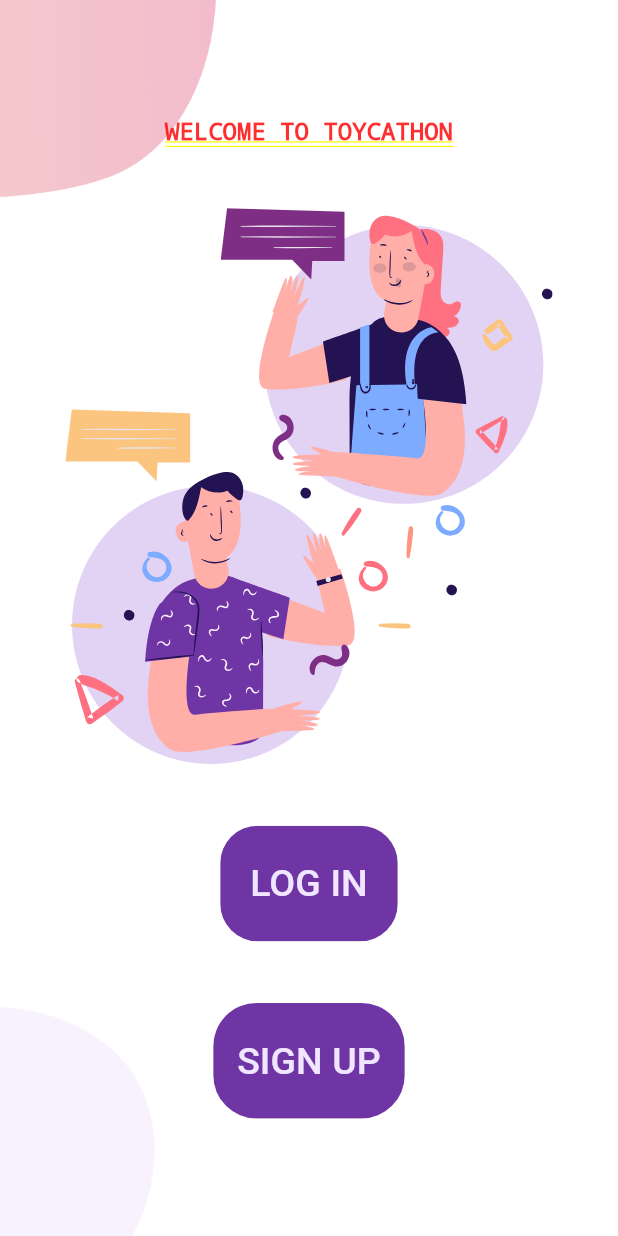
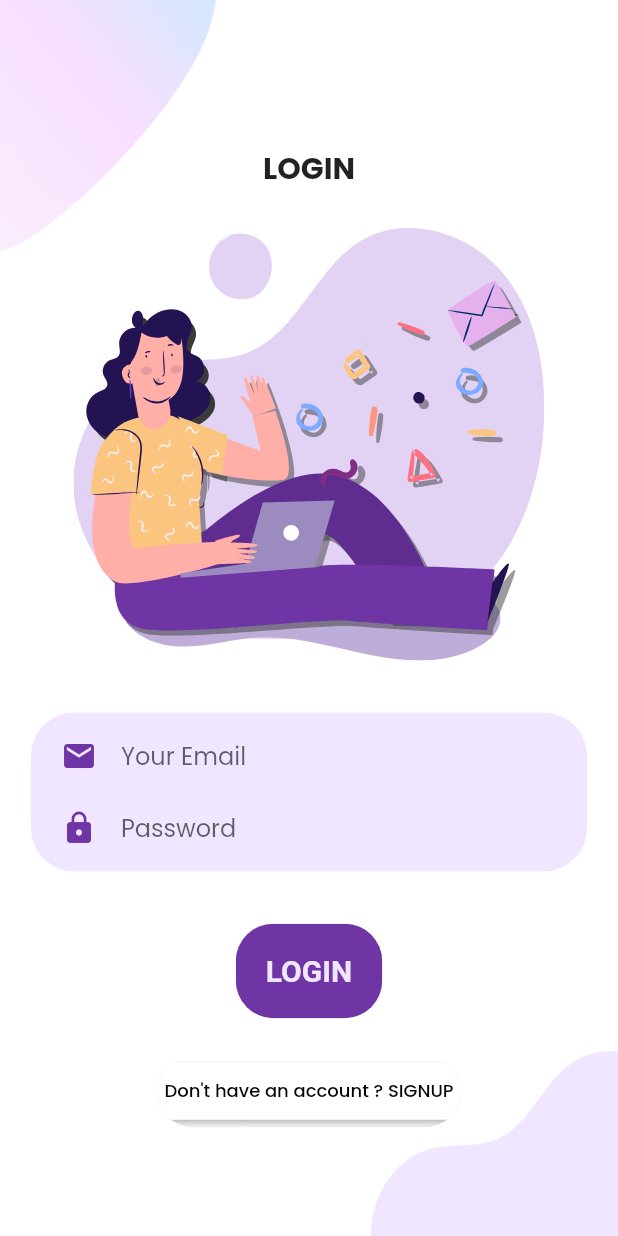
Before and after one commit to siddheshsonawane07/user_authentification_using_Firebase, a Flutter app: the screen it shows after launch, on a phone screen of 412 x 824 dp. Run offline on Flutter 3.47's test engine with Material 2 defaults, Android fonts, the light colour scheme and no system bars; our stand-ins replace cloud_firestore, firebase_auth, firebase_core, flutter_svg, fluttertoast, google_fonts; accounts and stored records are empty.

Commit message:
Deleted WelcomeScreen

```diff
--- a/lib/main.dart
+++ b/lib/main.dart
@@ -3,7 +3,7 @@ import 'package:flutter/material.dart';
 import 'package:google_fonts/google_fonts.dart';
 import 'package:flutter/services.dart';
 import 'package:toycathon/constants.dart';
-import 'package:toycathon/pages/welcome/components/body.dart';
+import 'package:toycathon/pages/login/components/body.dart';
 
 void main1() {
   SystemChrome.setSystemUIOverlayStyle(
@@ -28,6 +28,6 @@ class MyApp extends StatelessWidget {
           scaffoldBackgroundColor: Colors.white,
         ),
         debugShowCheckedModeBanner: false,
-        home: Body(),
+        home: Login(),
       );
 }
--- a/lib/pages/login/components/body.dart
+++ b/lib/pages/login/components/body.dart
@@ -177,6 +177,20 @@ class _LoginState extends State<Login> {
     );
   }
 
+  @override
+  void initState() {
+    CheckUserLog();
+  }
+
+  void CheckUserLog() async {
+    final FirebaseAuth auth = FirebaseAuth.instance;
+    final user = await auth.currentUser;
+    if (user != null) {
+      Navigator.pushReplacement(
+          context, MaterialPageRoute(builder: (context) => const Dashboard()));
+    }
+  }
+
   void signIn(String email, String password) async {
     if (_formKey.currentState!.validate()) {
       try {
@@ -216,5 +230,4 @@ class _LoginState extends State<Login> {
       }
     }
   }
-
 }
--- a/lib/pages/main/dashboard.dart
+++ b/lib/pages/main/dashboard.dart
@@ -2,7 +2,7 @@ import 'package:cloud_firestore/cloud_firestore.dart';
 import 'package:firebase_auth/firebase_auth.dart';
 import 'package:flutter/material.dart';
 import 'package:toycathon/components/user_mode.dart';
-import 'package:toycathon/pages/welcome/welcome_screen.dart';
+import 'package:toycathon/pages/login/components/body.dart';
 
 class Dashboard extends StatefulWidget {
   const Dashboard({Key? key}) : super(key: key);
@@ -78,6 +78,6 @@ class _DashboardState extends State<Dashboard> {
 Future<void> logout(BuildContext context) async {
     await FirebaseAuth.instance.signOut();
     Navigator.of(context).pushReplacement(
-        MaterialPageRoute(builder: (context) => const WelcomeScreen()));
+        MaterialPageRoute(builder: (context) => const Login()));
 }
 }
--- a/lib/pages/signup/components/body.dart
+++ b/lib/pages/signup/components/body.dart
@@ -6,9 +6,9 @@ import 'package:flutter/material.dart';
 import 'package:flutter_svg/flutter_svg.dart';
 import 'package:toycathon/components/user_mode.dart';
 import 'package:toycathon/constants.dart';
+import 'package:toycathon/pages/login/components/body.dart';
 import 'package:toycathon/pages/login/login_screen.dart';
 import 'package:toycathon/pages/signup/components/background.dart';
-import 'package:toycathon/pages/welcome/welcome_screen.dart';
 import 'package:firebase_auth/firebase_auth.dart';
 import 'package:fluttertoast/fluttertoast.dart';
 
@@ -329,7 +329,7 @@ class _SignUpState extends State<SignUp> {
 
     Navigator.pushAndRemoveUntil(
         (context),
-        MaterialPageRoute(builder: (context) => const WelcomeScreen()),
+        MaterialPageRoute(builder: (context) => Login()),
         (route) => false);
   }
 }
--- a/lib/pages/welcome/components/background.dart
+++ /dev/null
@@ -1,41 +0,0 @@
-import 'package:flutter/material.dart';
-
-class Background extends StatelessWidget {
-  final Widget child;
-  const Background({
-    Key? key,
-    required this.child,
-  }) : super(key: key);
-
-  @override
-  Widget build(BuildContext context) {
-    Size size = MediaQuery.of(context).size;
-    return SizedBox(
-      height: size.height,
-      width: double.infinity,
-      // Here i can use size.width but use double.infinity because both work as a same
-      child: Stack(
-        alignment: Alignment.center,
-        children: <Widget>[
-          Positioned(
-            top: 0,
-            left: 0,
-            child: Image.asset(
-              "assets/images/signup_top.png",
-              width: size.width * 0.35,
-            ),
-          ),
-          Positioned(
-            bottom: 0,
-            left: 0,
-            child: Image.asset(
-              "assets/images/main_bottom.png",
-              width: size.width * 0.25,
-            ),
-          ),
-          child,
-        ],
-      ),
-    );
-  }
-}
--- a/lib/pages/welcome/components/body.dart
+++ /dev/null
@@ -1,80 +0,0 @@
-import 'package:flutter/material.dart';
-import 'package:toycathon/pages/Signup/signup_screen.dart';
-import 'package:toycathon/pages/Welcome/components/background.dart';
-import 'package:toycathon/constants.dart';
-import 'package:flutter_svg/svg.dart';
-import 'package:toycathon/pages/login/login_screen.dart';
-
-class Body extends StatelessWidget {
-  const Body({Key? key}) : super(key: key);
-
-  @override
-  Widget build(BuildContext context) {
-    Size size = MediaQuery.of(context).size;
-    // This size provide us total height and width of our screen
-    return Background(
-      child: SingleChildScrollView(
-        child: Column(
-          mainAxisAlignment: MainAxisAlignment.center,
-          children: <Widget>[
-            const Text(
-              "WELCOME TO TOYCATHON",
-              style: TextStyle(fontWeight: FontWeight.bold, fontSize: 16),
-            ),
-            SizedBox(height: size.height * 0.05),
-            SvgPicture.asset(
-              "assets/icons/chat.svg",
-              height: size.height * 0.45,
-            ),
-            SizedBox(height: size.height * 0.05),
-            ClipRRect(
-              borderRadius: BorderRadius.circular(25),
-              child: ElevatedButton(
-                child: const Text(
-                  "LOG IN",
-                  style: TextStyle(color: kPrimaryLightColor),
-                ),
-                onPressed: () {
-                  Navigator.push(context,
-                      MaterialPageRoute(builder: (context) => const LoginScreen()));
-                },
-                style: ElevatedButton.styleFrom(
-                    primary: kPrimaryColor,
-                    padding: const EdgeInsets.symmetric(
-                        horizontal: 20, vertical: 20),
-                    textStyle: const TextStyle(
-                        color: kPrimaryLightColor,
-                        fontSize: 25,
-                        fontWeight: FontWeight.w500
-                    ),
-                ),
-              ),
-            ),
-            SizedBox(height: size.height * 0.05),
-            ClipRRect(
-              borderRadius: BorderRadius.circular(29),
-              child: ElevatedButton(
-                child: const Text(
-                  "SIGN UP",
-                  style: TextStyle(color: kPrimaryLightColor),
-                ),
-                onPressed: () {
-                  Navigator.push(context,
-                      MaterialPageRoute(builder: (context) => const SignUpScreen()));
-                },
-                style: ElevatedButton.styleFrom(
-                    primary: kPrimaryColor,
-                    padding: const EdgeInsets.symmetric(
-                        horizontal: 16, vertical: 20),
-                    textStyle: const TextStyle(
-                        color: kPrimaryLightColor,
-                        fontSize: 25,
-                        fontWeight: FontWeight.w500)),
-              ),
-            ),
-          ],
-        ),
-      ),
-    );
-  }
-}
--- a/lib/pages/welcome/welcome_screen.dart
+++ /dev/null
@@ -1,15 +0,0 @@
-import 'package:flutter/material.dart';
-import 'package:toycathon/pages/welcome/components/body.dart';
-
-class WelcomeScreen extends StatelessWidget {
-  const WelcomeScreen({ Key? key, onSignInAno}) : super(key: key);
-
-  @override
-  Widget build(BuildContext context) {
-    return const Scaffold(
-      body: Body()
-    );
-  }
-
-
-}
```
